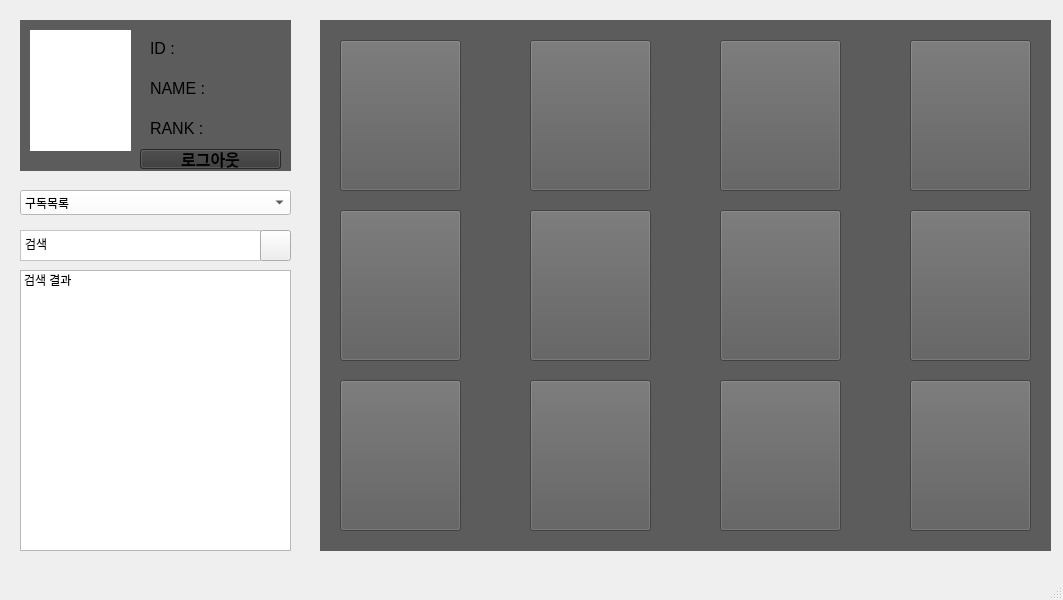
Qt form KUplixClient/GUI/service.ui (llllssss94/KUFLIX) before a commit.
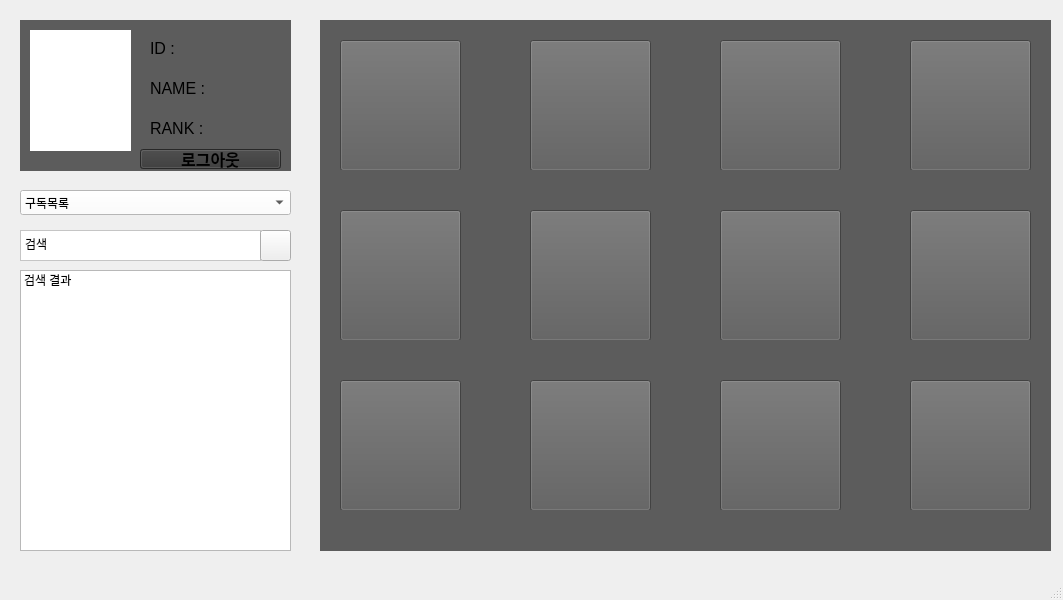
The same form after that commit.

The edit to the form file:
```diff
--- a/KUplixClient/GUI/service.ui
+++ b/KUplixClient/GUI/service.ui
@@ -181,7 +181,7 @@
        <x>20</x>
        <y>20</y>
        <width>121</width>
-       <height>151</height>
+       <height>131</height>
       </rect>
      </property>
      <property name="styleSheet">
@@ -197,7 +197,7 @@
        <x>210</x>
        <y>20</y>
        <width>121</width>
-       <height>151</height>
+       <height>131</height>
       </rect>
      </property>
      <property name="styleSheet">
@@ -213,7 +213,7 @@
        <x>400</x>
        <y>20</y>
        <width>121</width>
-       <height>151</height>
+       <height>131</height>
       </rect>
      </property>
      <property name="styleSheet">
@@ -229,7 +229,7 @@
        <x>590</x>
        <y>20</y>
        <width>121</width>
-       <height>151</height>
+       <height>131</height>
       </rect>
      </property>
      <property name="styleSheet">
@@ -245,7 +245,7 @@
        <x>20</x>
        <y>190</y>
        <width>121</width>
-       <height>151</height>
+       <height>131</height>
       </rect>
      </property>
      <property name="styleSheet">
@@ -261,7 +261,7 @@
        <x>210</x>
        <y>190</y>
        <width>121</width>
-       <height>151</height>
+       <height>131</height>
       </rect>
      </property>
      <property name="styleSheet">
@@ -277,7 +277,7 @@
        <x>400</x>
        <y>190</y>
        <width>121</width>
-       <height>151</height>
+       <height>131</height>
       </rect>
      </property>
      <property name="styleSheet">
@@ -293,7 +293,7 @@
        <x>590</x>
        <y>190</y>
        <width>121</width>
-       <height>151</height>
+       <height>131</height>
       </rect>
      </property>
      <property name="styleSheet">
@@ -309,7 +309,7 @@
        <x>20</x>
        <y>360</y>
        <width>121</width>
-       <height>151</height>
+       <height>131</height>
       </rect>
      </property>
      <property name="styleSheet">
@@ -325,7 +325,7 @@
        <x>210</x>
        <y>360</y>
        <width>121</width>
-       <height>151</height>
+       <height>131</height>
       </rect>
      </property>
      <property name="styleSheet">
@@ -341,7 +341,7 @@
        <x>400</x>
        <y>360</y>
        <width>121</width>
-       <height>151</height>
+       <height>131</height>
       </rect>
      </property>
      <property name="styleSheet">
@@ -357,7 +357,7 @@
        <x>590</x>
        <y>360</y>
        <width>121</width>
-       <height>151</height>
+       <height>131</height>
       </rect>
      </property>
      <property name="styleSheet">
@@ -367,6 +367,258 @@
       <string/>
      </property>
     </widget>
+    <widget class="QLabel" name="t_label1">
+     <property name="geometry">
+      <rect>
+       <x>20</x>
+       <y>150</y>
+       <width>121</width>
+       <height>16</height>
+      </rect>
+     </property>
+     <property name="font">
+      <font>
+       <pointsize>12</pointsize>
+      </font>
+     </property>
+     <property name="text">
+      <string/>
+     </property>
+     <property name="alignment">
+      <set>Qt::AlignCenter</set>
+     </property>
+    </widget>
+    <widget class="QLabel" name="t_label2">
+     <property name="geometry">
+      <rect>
+       <x>210</x>
+       <y>150</y>
+       <width>121</width>
+       <height>16</height>
+      </rect>
+     </property>
+     <property name="font">
+      <font>
+       <pointsize>12</pointsize>
+      </font>
+     </property>
+     <property name="text">
+      <string/>
+     </property>
+     <property name="alignment">
+      <set>Qt::AlignCenter</set>
+     </property>
+    </widget>
+    <widget class="QLabel" name="t_label3">
+     <property name="geometry">
+      <rect>
+       <x>400</x>
+       <y>150</y>
+       <width>121</width>
+       <height>16</height>
+      </rect>
+     </property>
+     <property name="font">
+      <font>
+       <pointsize>12</pointsize>
+      </font>
+     </property>
+     <property name="text">
+      <string/>
+     </property>
+     <property name="alignment">
+      <set>Qt::AlignCenter</set>
+     </property>
+    </widget>
+    <widget class="QLabel" name="t_label4">
+     <property name="geometry">
+      <rect>
+       <x>590</x>
+       <y>150</y>
+       <width>121</width>
+       <height>16</height>
+      </rect>
+     </property>
+     <property name="font">
+      <font>
+       <pointsize>12</pointsize>
+      </font>
+     </property>
+     <property name="text">
+      <string/>
+     </property>
+     <property name="alignment">
+      <set>Qt::AlignCenter</set>
+     </property>
+    </widget>
+    <widget class="QLabel" name="t_label5">
+     <property name="geometry">
+      <rect>
+       <x>20</x>
+       <y>320</y>
+       <width>121</width>
+       <height>16</height>
+      </rect>
+     </property>
+     <property name="font">
+      <font>
+       <pointsize>12</pointsize>
+      </font>
+     </property>
+     <property name="text">
+      <string/>
+     </property>
+     <property name="alignment">
+      <set>Qt::AlignCenter</set>
+     </property>
+    </widget>
+    <widget class="QLabel" name="t_label6">
+     <property name="geometry">
+      <rect>
+       <x>210</x>
+       <y>320</y>
+       <width>121</width>
+       <height>16</height>
+      </rect>
+     </property>
+     <property name="font">
+      <font>
+       <pointsize>12</pointsize>
+      </font>
+     </property>
+     <property name="text">
+      <string/>
+     </property>
+     <property name="alignment">
+      <set>Qt::AlignCenter</set>
+     </property>
+    </widget>
+    <widget class="QLabel" name="t_label7">
+     <property name="geometry">
+      <rect>
+       <x>400</x>
+       <y>320</y>
+       <width>121</width>
+       <height>16</height>
+      </rect>
+     </property>
+     <property name="font">
+      <font>
+       <pointsize>12</pointsize>
+      </font>
+     </property>
+     <property name="text">
+      <string/>
+     </property>
+     <property name="alignment">
+      <set>Qt::AlignCenter</set>
+     </property>
+    </widget>
+    <widget class="QLabel" name="t_label8">
+     <property name="geometry">
+      <rect>
+       <x>590</x>
+       <y>320</y>
+       <width>121</width>
+       <height>16</height>
+      </rect>
+     </property>
+     <property name="font">
+      <font>
+       <pointsize>12</pointsize>
+      </font>
+     </property>
+     <property name="text">
+      <string/>
+     </property>
+     <property name="alignment">
+      <set>Qt::AlignCenter</set>
+     </property>
+    </widget>
+    <widget class="QLabel" name="t_label9">
+     <property name="geometry">
+      <rect>
+       <x>20</x>
+       <y>490</y>
+       <width>121</width>
+       <height>16</height>
+      </rect>
+     </property>
+     <property name="font">
+      <font>
+       <pointsize>12</pointsize>
+      </font>
+     </property>
+     <property name="text">
+      <string/>
+     </property>
+     <property name="alignment">
+      <set>Qt::AlignCenter</set>
+     </property>
+    </widget>
+    <widget class="QLabel" name="t_label10">
+     <property name="geometry">
+      <rect>
+       <x>210</x>
+       <y>490</y>
+       <width>121</width>
+       <height>16</height>
+      </rect>
+     </property>
+     <property name="font">
+      <font>
+       <pointsize>12</pointsize>
+      </font>
+     </property>
+     <property name="text">
+      <string/>
+     </property>
+     <property name="alignment">
+      <set>Qt::AlignCenter</set>
+     </property>
+    </widget>
+    <widget class="QLabel" name="t_label11">
+     <property name="geometry">
+      <rect>
+       <x>400</x>
+       <y>490</y>
+       <width>121</width>
+       <height>16</height>
+      </rect>
+     </property>
+     <property name="font">
+      <font>
+       <pointsize>12</pointsize>
+      </font>
+     </property>
+     <property name="text">
+      <string/>
+     </property>
+     <property name="alignment">
+      <set>Qt::AlignCenter</set>
+     </property>
+    </widget>
+    <widget class="QLabel" name="t_label12">
+     <property name="geometry">
+      <rect>
+       <x>590</x>
+       <y>490</y>
+       <width>121</width>
+       <height>16</height>
+      </rect>
+     </property>
+     <property name="font">
+      <font>
+       <pointsize>12</pointsize>
+      </font>
+     </property>
+     <property name="text">
+      <string/>
+     </property>
+     <property name="alignment">
+      <set>Qt::AlignCenter</set>
+     </property>
+    </widget>
    </widget>
    <widget class="QPushButton" name="searchButton">
     <property name="geometry">
```
